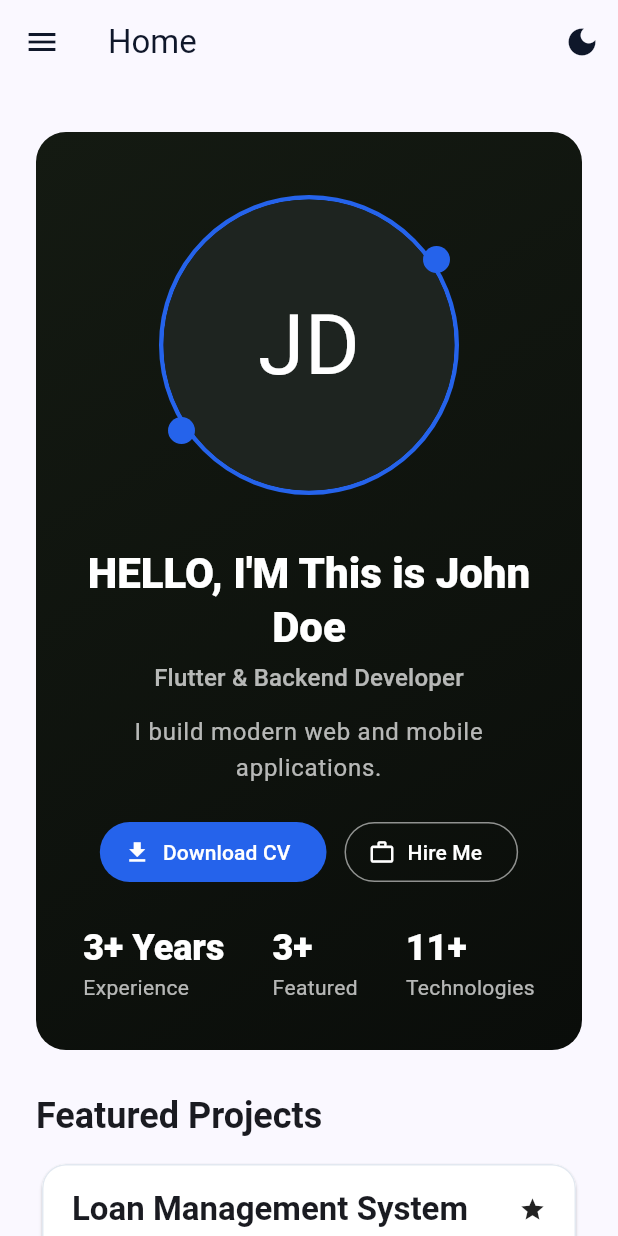
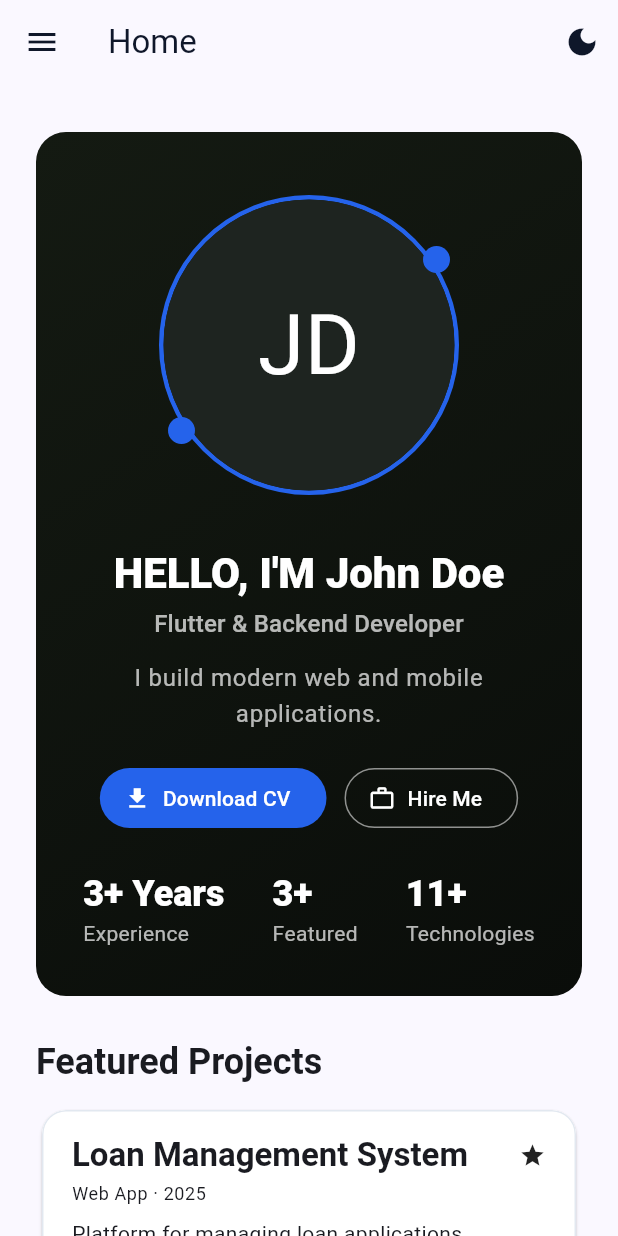
Before and after one commit to oyinss/portfolio, a Flutter app: the screen it shows after launch, on a phone screen of 412 x 824 dp. Run offline on Flutter 3.47's test engine with Material 3 defaults, Android fonts, the phone set to English and light mode, and no system bars; our stand-ins replace file_picker, flutter_svg, go_router, image_picker, shared_preferences.

Commit message:
Hero headline: drop duplicated 'This is' prefix

```diff
--- a/app/lib/features/home/home_page.dart
+++ b/app/lib/features/home/home_page.dart
@@ -160,7 +160,7 @@ class _HeroCard extends StatelessWidget {
       crossAxisAlignment: wide ? CrossAxisAlignment.start : CrossAxisAlignment.center,
       children: [
         Text(
-          '${profile.headline.isNotEmpty ? '${profile.headline} ' : ''}This is ${profile.name}'.trim(),
+          '${profile.headline.isNotEmpty ? '${profile.headline} ' : ''}${profile.name}'.trim(),
           textAlign: wide ? TextAlign.start : TextAlign.center,
           style: Theme.of(context).textTheme.headlineMedium?.copyWith(
                 fontWeight: FontWeight.w800,
```
